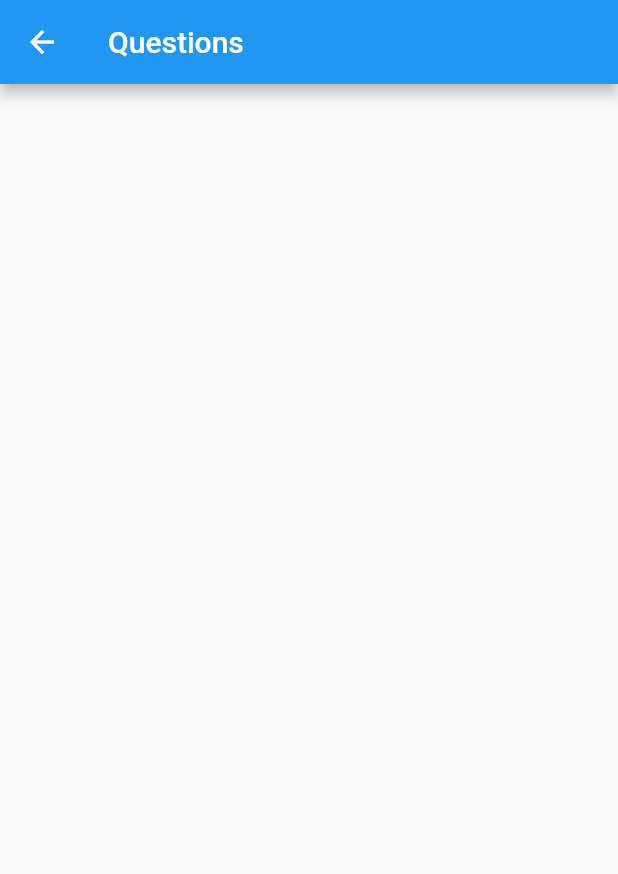
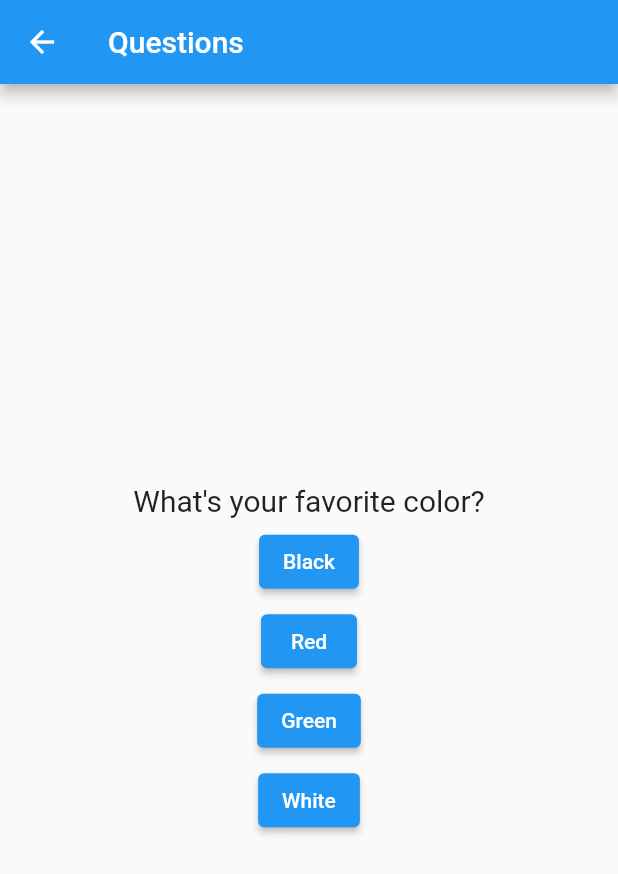
Before and after one commit to SilentCatD/QuizApp, a Flutter app: the screen it shows after launch, after a tap on "To question", on a phone screen of 412 x 824 dp. Shown: the top 874 px of the screen. Run offline on Flutter 3.47's test engine with Material 2 defaults, Android fonts, the phone set to English and light mode, and no system bars; our stand-ins replace bloc, equatable, flutter_bloc.

Commit message:
complete example

```diff
--- a/lib/app.dart
+++ b/lib/app.dart
@@ -1,9 +1,10 @@
 import 'package:flutter/material.dart';
+import 'package:quiz_app/data/data_provider.dart';
 import 'package:quiz_app/router.dart';
 
 class QuizApp extends StatefulWidget {
-  const QuizApp({Key? key}) : super(key: key);
-
+  const QuizApp({Key? key, required this.dataProvider}) : super(key: key);
+  final DataProvider dataProvider;
   @override
   State<QuizApp> createState() => _QuizAppState();
 }
@@ -13,7 +14,7 @@ class _QuizAppState extends State<QuizApp> {
   @override
   void initState() {
     super.initState();
-    _appRouter = const AppRouter();
+    _appRouter =  AppRouter(dataProvider: widget.dataProvider);
   }
   @override
   Widget build(BuildContext context) {
--- /dev/null
+++ b/lib/data/data_provider.dart
@@ -0,0 +1,58 @@
+class DataProvider {
+  DataProvider._privateConstructor();
+  static final DataProvider _instance = DataProvider._privateConstructor();
+  static DataProvider get instance => _instance;
+  var _connected = false;
+  Future<void> connect() async {
+    if(_connected) return;
+    await Future.delayed(const Duration(seconds: 2));
+    _connected = true;
+    print("db connected");
+  }
+
+  Stream<Map<String, dynamic>> questionStream(){
+    throw UnimplementedError();
+  }
+
+  Future<List<Map<String, dynamic>>> getQuestions() async{
+    await Future.delayed(const Duration(milliseconds: 300));
+    return [
+      {
+        'questionText': 'What\'s your favorite color?',
+        'answers': [
+          {'text': 'Black', 'score': 10},
+          {'text': 'Red', 'score': 5},
+          {'text': 'Green', 'score': 3},
+          {'text': 'White', 'score': 1},
+        ],
+      },
+      {
+        'questionText': 'What\'s your favorite animal?',
+        'answers': [
+          {'text': 'Rabbit', 'score': 3},
+          {'text': 'Snake', 'score': 11},
+          {'text': 'Elephant', 'score': 5},
+          {'text': 'Lion', 'score': 9},
+        ],
+      },
+      {
+        'questionText': 'Who\'s your favorite instructor?',
+        'answers': [
+          {'text': 'Max', 'score': 1},
+          {'text': 'Max', 'score': 1},
+          {'text': 'Max', 'score': 1},
+          {'text': 'Max', 'score': 1},
+        ],
+      },
+    ];
+  }
+
+  Future<void> addQuestions() async{
+
+  }
+
+  Future<void> removeQuestions() async{
+
+  }
+
+}
--- /dev/null
+++ b/lib/data/data_respository.dart
@@ -0,0 +1,24 @@
+import './data_provider.dart';
+import './question_model.dart';
+
+class DataRepository{
+  late final DataProvider _dataProvider;
+  DataRepository({required DataProvider dataProvider}){
+    _dataProvider = dataProvider;
+  }
+
+  Future<List<Question>> getQuestions() async{
+    final results = <Question>[];
+    final questionsData = await _dataProvider.getQuestions();
+    for (var currentQuestion in questionsData) {
+      final answers = <Answer>[];
+      final questionText = currentQuestion['questionText'];
+      for (var answer in currentQuestion['answers']){
+        answers.add(Answer(text: answer['text'], points: (answer['score'] as int).toDouble()));
+      }
+      results.add(Question(text: questionText, answers: answers));
+    }
+    return results;
+  }
+
+}
--- /dev/null
+++ b/lib/data/question_model.dart
@@ -0,0 +1,11 @@
+class Answer {
+  String text;
+  double points;
+  Answer({required this.text, required this.points});
+}
+
+class Question{
+  String text;
+  List<Answer> answers;
+  Question({required this.text, required this.answers});
+}
--- /dev/null
+++ b/lib/logic/questions_bloc/questions_bloc.dart
@@ -0,0 +1,49 @@
+
+import 'package:bloc/bloc.dart';
+import 'package:equatable/equatable.dart';
+import 'package:quiz_app/data/data_respository.dart';
+import 'package:quiz_app/data/question_model.dart';
+
+part 'questions_event.dart';
+part 'questions_state.dart';
+
+class QuestionsBloc extends Bloc<QuestionsEvent, QuestionsState> {
+
+  late final DataRepository _dataRepository;
+
+  QuestionsBloc({required DataRepository dataRepository}) : super(QuestionsInitial()) {
+    _dataRepository = dataRepository;
+    on<QuestionsLoadRequested>(_onQuestionsLoadRequested);
+    on<QuestionSelected>(_onQuestionSelected);
+  }
+
+  void _onQuestionsLoadRequested(QuestionsLoadRequested event, Emitter emit) async{
+    emit(QuestionsLoading());
+    try{
+      final questions = await _dataRepository.getQuestions();
+      if(questions.isEmpty){
+        emit(QuestionsEmpty());
+        return;
+      }
+      emit(QuestionsLoaded(questions: questions, currentQuestionIndex: 0, currentScore: 0));
+    }catch (err){
+      emit(QuestionsError(message: err.toString()));
+    }
+  }
+
+  void _onQuestionSelected(QuestionSelected event, Emitter emit) {
+    if(state is QuestionsLoaded){
+      final currentState = state as QuestionsLoaded;
+      final selectedScore = currentState.questions[currentState.currentQuestionIndex].answers[event.answerIndex].points;
+      final totalScore = currentState.currentScore + selectedScore;
+      if(currentState.currentQuestionIndex == currentState.questions.length - 1){
+        emit(QuestionComplete(score: totalScore));
+        return;
+      }
+      emit(QuestionsLoaded(questions: currentState.questions, currentQuestionIndex: currentState.currentQuestionIndex + 1, currentScore: totalScore));
+    }else{
+      emit(const QuestionsError(message: "Question is not loaded"));
+    }
+  }
+
+}
--- /dev/null
+++ b/lib/logic/questions_bloc/questions_event.dart
@@ -0,0 +1,17 @@
+part of 'questions_bloc.dart';
+
+abstract class QuestionsEvent extends Equatable {
+  const QuestionsEvent();
+}
+
+class QuestionsLoadRequested extends QuestionsEvent{
+  @override
+  List<Object?> get props => [];
+}
+
+class QuestionSelected extends QuestionsEvent{
+  final int answerIndex;
+  const QuestionSelected({required this.answerIndex});
+  @override
+  List<Object?> get props => [answerIndex];
+}
--- /dev/null
+++ b/lib/logic/questions_bloc/questions_state.dart
@@ -0,0 +1,43 @@
+part of 'questions_bloc.dart';
+
+abstract class QuestionsState extends Equatable {
+  const QuestionsState();
+}
+
+class QuestionsInitial extends QuestionsState {
+  @override
+  List<Object> get props => [];
+}
+
+class QuestionsLoading extends QuestionsState{
+  @override
+  List<Object?> get props => [];
+}
+
+class QuestionsLoaded extends QuestionsState{
+  final List<Question> questions;
+  final int currentQuestionIndex;
+  final double currentScore;
+  const QuestionsLoaded({required this.questions, required this.currentQuestionIndex, required this.currentScore});
+  @override
+  List<Object?> get props => [questions, currentQuestionIndex, currentScore];
+}
+
+class QuestionsEmpty extends QuestionsState{
+  @override
+  List<Object?> get props => [];
+}
+
+class QuestionsError extends QuestionsState{
+  final String? message;
+  const QuestionsError({this.message});
+  @override
+  List<Object?> get props => [message];
+}
+
+class QuestionComplete extends QuestionsState{
+  final double score;
+  const QuestionComplete({required this.score});
+  @override
+  List<Object?> get props => [score];
+}
--- a/lib/main.dart
+++ b/lib/main.dart
@@ -1,7 +1,10 @@
 import 'package:flutter/material.dart';
 import 'package:quiz_app/app.dart';
+import 'package:quiz_app/data/data_provider.dart';
 
-void main() {
-  const app =  QuizApp();
+void main() async {
+  final dataProvider = DataProvider.instance;
+  await dataProvider.connect();
+  final app = QuizApp(dataProvider: dataProvider,);
   runApp(app);
 }
--- a/lib/router.dart
+++ b/lib/router.dart
@@ -1,10 +1,21 @@
 import 'package:flutter/material.dart';
+import 'package:quiz_app/data/data_provider.dart';
+import 'package:quiz_app/data/data_respository.dart';
+import 'package:quiz_app/logic/questions_bloc/questions_bloc.dart';
 import 'package:quiz_app/utils/interface/disposable.dart';
 import 'package:quiz_app/view/view.dart';
-class AppRouter implements IDisposable{
-  const AppRouter();
-  Route? onGenerateRoute(RouteSettings settings){
-    switch(settings.name){
+import 'package:flutter_bloc/flutter_bloc.dart';
+
+class AppRouter implements IDisposable {
+  late final DataProvider _dataProvider;
+  late final DataRepository _dataRepository;
+  AppRouter({required DataProvider dataProvider}) {
+    _dataProvider = dataProvider;
+    _dataRepository = DataRepository(dataProvider: _dataProvider);
+  }
+
+  Route? onGenerateRoute(RouteSettings settings) {
+    switch (settings.name) {
       case HomeScreen.routeName:
         final screen = MaterialPageRoute(builder: (BuildContext context) {
           return const HomeScreen();
@@ -12,7 +23,10 @@ class AppRouter implements IDisposable{
         return screen;
       case QuestionScreen.routeName:
         final screen = MaterialPageRoute(builder: (BuildContext context) {
-          return const QuestionScreen();
+          return BlocProvider(
+            create: (context) => QuestionsBloc(dataRepository: _dataRepository)..add(QuestionsLoadRequested()),
+            child: const QuestionScreen(),
+          );
         });
         return screen;
       default:
--- a/lib/view/question_screen/question_screen.dart
+++ b/lib/view/question_screen/question_screen.dart
@@ -1,7 +1,11 @@
 import 'package:flutter/material.dart';
+import 'package:flutter_bloc/flutter_bloc.dart';
+import 'package:quiz_app/logic/questions_bloc/questions_bloc.dart';
+import 'package:quiz_app/view/question_screen/question_widget.dart';
 
 class QuestionScreen extends StatelessWidget {
   static const routeName = '/question-screen';
+
   const QuestionScreen({Key? key}) : super(key: key);
 
   @override
@@ -10,6 +14,38 @@ class QuestionScreen extends StatelessWidget {
       appBar: AppBar(
         title: const Text("Questions"),
       ),
+      body: BlocBuilder<QuestionsBloc, QuestionsState>(
+        builder: (context, state) {
+          if (state is QuestionsInitial || state is QuestionsLoading) {
+            return const Center(
+              child: CircularProgressIndicator(),
+            );
+          }
+          if (state is QuestionsLoaded) {
+            return QuestionWidget(
+                question: state.questions[state.currentQuestionIndex]);
+          }
+          if (state is QuestionsError) {
+            return const Center(
+              child: Text("Something went wrong"),
+            );
+          }
+          if (state is QuestionComplete) {
+            return Center(
+              child: Column(
+                mainAxisSize: MainAxisSize.min,
+                children: [
+                  Text("Score: ${state.score}"),
+                  ElevatedButton(onPressed: () {
+                    Navigator.of(context).pop();
+                  }, child: const Text("Return to home screen")),
+                ],
+              ),
+            );
+          }
+          throw UnimplementedError();
+        },
+      ),
     );
   }
 }
--- /dev/null
+++ b/lib/view/question_screen/question_widget.dart
@@ -0,0 +1,49 @@
+import 'package:flutter/material.dart';
+import 'package:flutter_bloc/flutter_bloc.dart';
+import 'package:quiz_app/logic/questions_bloc/questions_bloc.dart';
+
+import '../../data/question_model.dart';
+
+class QuestionWidget extends StatelessWidget {
+  const QuestionWidget({Key? key, required this.question}) : super(key: key);
+  final Question question;
+
+  @override
+  Widget build(BuildContext context) {
+    return Center(
+      child: Padding(
+        padding: const EdgeInsets.all(8.0),
+        child: SingleChildScrollView(
+          child: Column(
+            mainAxisSize: MainAxisSize.min,
+            children: [
+              Text(
+                question.text,
+                style: const TextStyle(
+                  fontSize: 20,
+                ),
+              ),
+              ...question.answers
+                  .asMap()
+                  .map((index, answer) {
+                    return MapEntry(
+                        index,
+                        Container(
+                          margin: const EdgeInsets.only(top: 5),
+                          child: ElevatedButton(
+                            child: Text(answer.text),
+                            onPressed: () {
+                              context.read<QuestionsBloc>().add(QuestionSelected(answerIndex: index));
+                            },
+                          ),
+                        ));
+                  })
+                  .values
+                  .toList(),
+            ],
+          ),
+        ),
+      ),
+    );
+  }
+}
--- a/pubspec.yaml
+++ b/pubspec.yaml
@@ -29,6 +29,8 @@ environment:
 dependencies:
   flutter:
     sdk: flutter
+  flutter_bloc: ^8.0.1
+  equatable: ^2.0.3
 
 
   # The following adds the Cupertino Icons font to your application.
```
Also changed, not shown: pubspec.lock.
